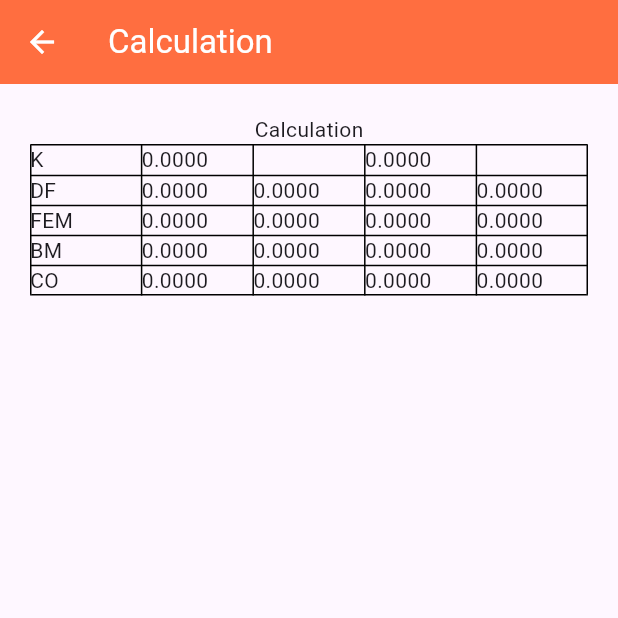
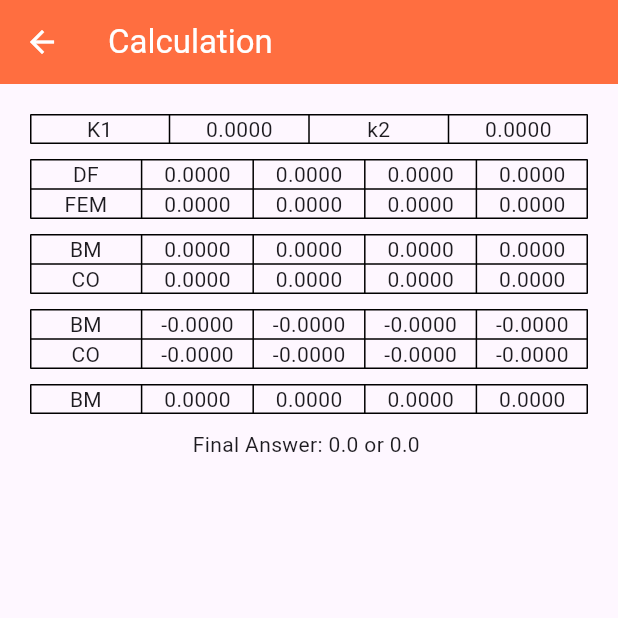
Before and after one commit to KaelNierras/amdm_calculator_v2, a Flutter app: the Calculation screen opened directly with empty values, on a phone screen of 412 x 824 dp, the top half of it. Run offline on Flutter 3.47's test engine with Material 3 defaults, Android fonts, the phone set to English and light mode, and no system bars; our stand-ins replace flutter_native_splash, shared_preferences; accounts and stored records are empty.

Commit message:
Update With Loop table

```diff
--- a/lib/screen/_calculation.dart
+++ b/lib/screen/_calculation.dart
@@ -1,5 +1,7 @@
 // ignore_for_file: library_private_types_in_public_api, must_be_immutable
+import 'package:amdm_calculator/utils/_variables.dart';
 import 'package:flutter/material.dart';
+import 'package:flutter/widgets.dart';
 import '../utils/helper_widget_function.dart';
 import '../utils/_variables_calculation.dart';
 
@@ -236,7 +238,6 @@ class Calculation extends StatefulWidget {
 }
 
 class _CalculationState extends State<Calculation> {
-
   List<double> simpleSimple() {
     double fEMAB1 = 0;
     double fEMAB2 = 0;
@@ -313,9 +314,11 @@ class _CalculationState extends State<Calculation> {
     cOAB2 = bMAB1 / 2;
     cOBC1 = bMBC2 / 2;
     cOBC2 = bMBC1 / 2;
+
+    finalAnswer = fEMAB2;
   }
 
-  Widget initTable () {
+  Widget headerTable() {
     return Column(
       children: [
         Table(
@@ -323,50 +326,161 @@ class _CalculationState extends State<Calculation> {
           children: [
             TableRow(children: [
               const TableCell(
-                      child: Text('K'),
+                child: Center(child: Text('K1')),
               ),
               TableCell(
-                      child: Text(k1.toStringAsFixed(4)),
+                child: Center(child: Text(k1.toStringAsFixed(4))),
               ),
               const TableCell(
-                      child: Text(''), // Empty cell to make k1 span two columns
+                child: Center(
+                    child:
+                        Text('k2')), // Empty cell to make k1 span two columns
               ),
               TableCell(
-                      child: Text(k2.toStringAsFixed(4)),
-                    ),
-                    const TableCell(
-                      child: Text(''), // Empty cell to make k2 span two columns
+                child: Center(child: Text(k2.toStringAsFixed(4))),
               ),
             ]),
-                  // Add more TableRow widgets for more data rows
+          ],
+        ),
+      ],
+    );
+  }
+
+  Widget initTable() {
+    return Column(
+      children: [
+        Table(
+          border: TableBorder.all(), // Add a border to the table
+          children: [
             TableRow(children: [
-                    const Text('DF'),
-                    Text(dfAB1.toStringAsFixed(4)),
-                    Text(dfAB2.toStringAsFixed(4)),
-                    Text(dfBC1.toStringAsFixed(4)),
-                    Text(dfBC2.toStringAsFixed(4)),
+              const Center(child: Text('DF')),
+              Center(child: Text(dfAB1.toStringAsFixed(4))),
+              Center(child: Text(dfAB2.toStringAsFixed(4))),
+              Center(child: Text(dfBC1.toStringAsFixed(4))),
+              Center(child: Text(dfBC2.toStringAsFixed(4))),
             ]),
             TableRow(children: [
-                    const Text('FEM'),
-                    Text(fEMAB1.toStringAsFixed(4)),
-                    Text(fEMAB2.toStringAsFixed(4)),
-                    Text(fEMBC1.toStringAsFixed(4)),
-                    Text(fEMBC2.toStringAsFixed(4)),
+              const Center(child: Text('FEM')),
+              Center(child: Text(fEMAB1.toStringAsFixed(4))),
+              Center(child: Text(fEMAB2.toStringAsFixed(4))),
+              Center(child: Text(fEMBC1.toStringAsFixed(4))),
+              Center(child: Text(fEMBC2.toStringAsFixed(4))),
+            ]),
+          ],
+        ),
+      ],
+    );
+  }
+
+  Widget initialLoop() {
+    return Column(
+      children: [
+        Table(
+          border: TableBorder.all(), // Add a border to the table
+          children: [
+            TableRow(children: [
+              const Center(child: Text('BM')),
+              Center(child: Text(bMAB1.toStringAsFixed(4))),
+              Center(child: Text(bMAB2.toStringAsFixed(4))),
+              Center(child: Text(bMBC1.toStringAsFixed(4))),
+              Center(child: Text(bMBC2.toStringAsFixed(4))),
             ]),
             TableRow(children: [
-                    const Text('BM'),
-                    Text(bMAB1.toStringAsFixed(4)),
-                    Text(bMAB2.toStringAsFixed(4)),
-                    Text(bMBC1.toStringAsFixed(4)),
-                    Text(bMBC2.toStringAsFixed(4)),
+              const Center(child: Text('CO')),
+              Center(child: Text(cOAB1.toStringAsFixed(4))),
+              Center(child: Text(cOAB2.toStringAsFixed(4))),
+              Center(child: Text(cOBC1.toStringAsFixed(4))),
+              Center(child: Text(cOBC2.toStringAsFixed(4))),
             ]),
-                  TableRow(children: [
-                    const Text('CO'),
-                    Text(cOAB1.toStringAsFixed(4)),
-                    Text(cOAB2.toStringAsFixed(4)),
-                    Text(cOBC1.toStringAsFixed(4)),
-                    Text(cOBC2.toStringAsFixed(4)),
-                  ]),
+          ],
+        ),
+      ],
+    );
+  }
+
+  Table generateLoopingTable() {
+    finalAnswer = finalAnswer + bMAB2 + cOAB2;
+
+    bMAB1 = changeSign(cOAB1 * dfAB1);
+    bMAB2 = changeSign((cOAB2 + cOBC1) * dfAB2);
+
+    bMBC1 = changeSign((cOAB2 + cOBC1) * dfBC1);
+    bMBC2 = changeSign(cOBC2 * dfBC2);
+
+
+    cOAB1 = bMAB2 / 2;
+
+    if (checkNumberIfPositive(cOAB2) == checkNumberIfPositive(bMAB2)) {
+      counter1++;
+      if (counter1 == 2) {
+        loopEnd = 0;
+        counter1 = 0;
+        finalAnswer = finalAnswer + bMAB2 + cOAB2;
+        return Table(
+          border: TableBorder.all(),
+          children: [
+            TableRow(
+              children: [
+                const TableCell(child: Center(child: Text('BM'))),
+                TableCell(child: Center(child: Text(bMAB1.toStringAsFixed(4)))),
+                TableCell(child: Center(child: Text(bMAB2.toStringAsFixed(4)))),
+                TableCell(child: Center(child: Text(bMBC1.toStringAsFixed(4)))),
+                TableCell(child: Center(child: Text(bMBC2.toStringAsFixed(4)))),
+              ],
+            ),
+          ],
+        );
+      }
+    }
+
+    cOAB2 = bMAB1 / 2;
+
+    if (checkNumberIfPositive(cOAB2) == checkNumberIfPositive(bMAB2)) {
+      counter2++;
+      if (counter2 == 2) {
+        loopEnd = 0;
+        counter2 = 0;
+        finalAnswer = finalAnswer + bMAB2 + cOAB2;
+        return Table(
+          border: TableBorder.all(),
+          children: [
+            TableRow(
+              children: [
+                const TableCell(child: Center(child: Text('BM'))),
+                TableCell(child: Center(child: Text(bMAB1.toStringAsFixed(4)))),
+                TableCell(child: Center(child: Text(bMAB2.toStringAsFixed(4)))),
+                TableCell(child: Center(child: Text(bMBC1.toStringAsFixed(4)))),
+                TableCell(child: Center(child: Text(bMBC2.toStringAsFixed(4)))),
+              ],
+            ),
+          ],
+        );
+      }
+    }
+
+    cOBC1 = bMBC2 / 2;
+    cOBC2 = bMBC1 / 2;
+
+    finalAnswer = finalAnswer + bMAB2 + cOAB2;
+    return Table(
+      border: TableBorder.all(),
+      children: [
+        TableRow(
+          children: [
+            const TableCell(child: Center(child: Text('BM'))),
+            TableCell(child: Center(child: Text(bMAB1.toStringAsFixed(4)))),
+            TableCell(child: Center(child: Text(bMAB2.toStringAsFixed(4)))),
+            TableCell(child: Center(child: Text(bMBC1.toStringAsFixed(4)))),
+            TableCell(child: Center(child: Text(bMBC2.toStringAsFixed(4)))),
+          ],
+        ),
+        TableRow(
+          children: [
+            const TableCell(child: Center(child: Text('CO'))),
+            TableCell(child: Center(child: Text(cOAB1.toStringAsFixed(4)))),
+            TableCell(child: Center(child: Text(cOAB2.toStringAsFixed(4)))),
+            TableCell(child: Center(child: Text(cOBC1.toStringAsFixed(4)))),
+            TableCell(child: Center(child: Text(cOBC2.toStringAsFixed(4)))),
           ],
         ),
       ],
@@ -391,15 +505,27 @@ class _CalculationState extends State<Calculation> {
       appBar: AppBar(
         title: const Text('Calculation'),
       ),
-      body: Center(
+      body: SingleChildScrollView(
+        child: Center(
           child: Padding(
             padding: const EdgeInsets.all(20.0),
             child: Column(
               mainAxisAlignment: MainAxisAlignment.start,
               children: [
-              const Text('Calculation'),
+                headerTable(),
+                addVerticalSpace(10),
                 initTable(),
+                addVerticalSpace(10),
+                initialLoop(),
+                addVerticalSpace(10),
+                for (int i = 0; loopEnd != 0; i++) ...[
+                  generateLoopingTable(),
+                  addVerticalSpace(10)
                 ],
+                Text(
+                    'Final Answer: $finalAnswer or ${roundToFourDecimals(finalAnswer)} $selectedMomentABUnit'),
+              ],
+            ),
           ),
         ),
       ),
--- a/lib/utils/_variables_calculation.dart
+++ b/lib/utils/_variables_calculation.dart
@@ -24,3 +24,8 @@
 
   double cOBC1 = 0;
   double cOBC2 = 0;
+
+  double finalAnswer = 0;
+  double loopEnd = 1;
+  double counter1 = 0;
+  double counter2 = 0;
--- a/lib/utils/helper_widget_function.dart
+++ b/lib/utils/helper_widget_function.dart
@@ -23,49 +23,52 @@ Span getSpanFromString(String span) {
   throw Exception('Invalid span');
 }
 
-
 double gcd(double a, double b) {
   if (b == 0) {
     return a;
   } else {
-      return gcd(b, a % b);
+    return roundToFourDecimals(gcd(b, a % b));
   }
 }
 
 double lcm(double a, double b) {
-    return (a * b) / gcd(a, b);
+  return roundToFourDecimals((a * b) / gcd(a, b));
 }
 
 double getK(lcm, valueL) {
-    return lcm / valueL;
+  return roundToFourDecimals(lcm / valueL);
 }
 
 double getDfAB2(k1, k2) {
-    return k1 / (k1 + k2);
+  return roundToFourDecimals(k1 / (k1 + k2));
 }
 
 double getDfBC1(k1, k2) {
-    return k2 / (k1 + k2);
+  return roundToFourDecimals(k2 / (k1 + k2));
 }
 
 double checkNumberIfNegative(double value) {
   if (value > 0) {
-      return value * -1;
+    return roundToFourDecimals(value * -1);
   } else {
-      return value;
+    return roundToFourDecimals(value);
   }
 }
 
 double checkNumberIfPositive(double value) {
   if (value < 0) {
-      return value * -1;
+    return roundToFourDecimals(value * -1);
   } else {
-      return value;
+    return roundToFourDecimals(value);
   }
 }
 
 double changeSign(double value) {
-    return value * -1;
+  return roundToFourDecimals(value * -1);
+}
+
+double roundToFourDecimals(double value) {
+  return double.parse(value.toStringAsFixed(4));
 }
 
 List<double> getLoad5(valueW, valueL) {
@@ -74,10 +77,13 @@ Span getSpanFromString(String span) {
   fEM1 = (double.parse(valueW) *
       ((double.parse(valueL) * (double.parse(valueL)))));
   fEM1 = checkNumberIfNegative(fEM1 / 12);
+  fEM1 = roundToFourDecimals(fEM1);
 
   fEM2 = (double.parse(valueW) *
       ((double.parse(valueL) * (double.parse(valueL)))));
   fEM2 = checkNumberIfPositive(fEM2 / 12);
+  fEM1 = roundToFourDecimals(fEM2);
+
   return [fEM1, fEM2];
 }
 
@@ -95,5 +101,5 @@ Span getSpanFromString(String span) {
   fEM2 = valuePDouble * (valueADouble * valueADouble) * valueB;
   fEM2 = checkNumberIfPositive(fEM2 / (valueLDouble * valueLDouble));
 
-    return [fEM1, fEM2];
+  return [roundToFourDecimals(fEM1), roundToFourDecimals(fEM2)];
 }
```
Lines whose indentation alone changed are shown as unchanged.
